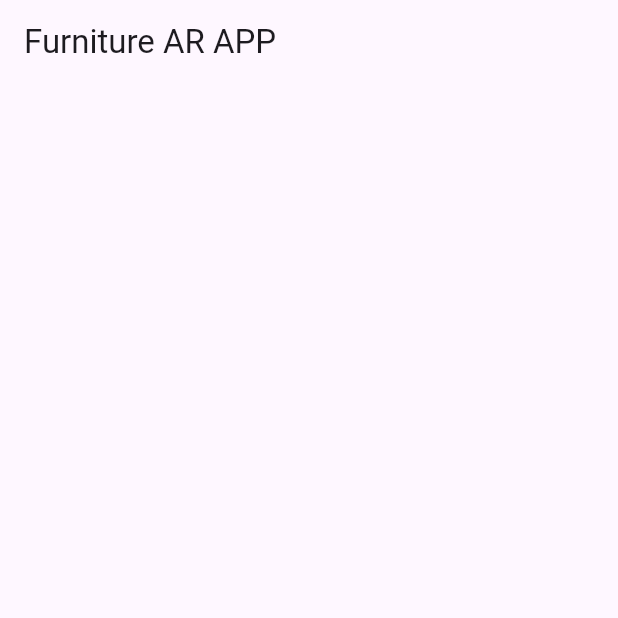
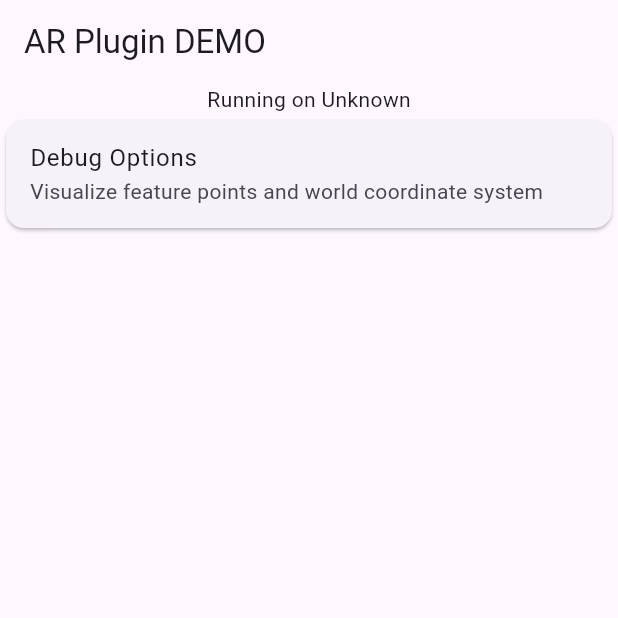
Before and after one commit to CancillerVEVO/AR-furniture-app, a Flutter app: the screen it shows after launch, on a phone screen of 412 x 824 dp, the top half of it. Run offline on Flutter 3.47's test engine with Material 3 defaults, Android fonts, the phone set to English and light mode, and no system bars; missing offline and left inert: ar_flutter_plugin.

Commit message:
AR core library setup

```diff
--- a/lib/main.dart
+++ b/lib/main.dart
@@ -1,22 +1,63 @@
 import 'package:flutter/material.dart';
+import 'package:ar_flutter_plugin/ar_flutter_plugin.dart';
+import 'package:flutter/services.dart';
+import 'package:furniture_app/widgets/example_list.dart';
 
 void main() {
+  WidgetsFlutterBinding.ensureInitialized();
   runApp(const MyApp());
 }
 
-class MyApp extends StatelessWidget {
+class MyApp extends StatefulWidget {
   const MyApp({super.key});
+
+  @override
+  State<MyApp> createState() => _MyAppState();
+}
+
+class _MyAppState extends State<MyApp> {
+  String _platformVersion = 'Unknown';
+  static const String _title = 'AR Plugin DEMO';
+
+  @override
+  void initState() {
+    super.initState();
+    initPlatformState();
+  }
+
+  // Platform messages are asynchronous, so we initialize in an async method
+  Future<void> initPlatformState() async {
+    String platformVersion;
+    // Platform messages may fail, so we use a try/catch PlatformException
+    try {
+      platformVersion = await ArFlutterPlugin.platformVersion;
+    } on PlatformException {
+      platformVersion = 'Failed to get platform version';
+    }
+
+    // If the widget was removed from the tree while the asynchronous platform
+    // message was in flight, we want to discard the reply rather tan calling
+    // setState to update our non-existent appearance.
+
+    if (!mounted) return;
+
+    setState(() {
+      _platformVersion = platformVersion;
+    });
+  }
 
   @override
   Widget build(BuildContext context) {
     return MaterialApp(
-      debugShowCheckedModeBanner: false,
-      title: "AR Furniture",
-      home: SafeArea(
-        child: Scaffold(
-          appBar: AppBar(
-            title: const Text("Furniture AR APP"),
-          ),
+      home: Scaffold(
+        appBar: AppBar(
+          title: const Text(_title),
+        ),
+        body: Column(
+          children: [
+            Text('Running on $_platformVersion'),
+            const Expanded(child: ExampleList())
+          ],
         ),
       ),
     );
--- /dev/null
+++ b/lib/widgets/example_card.dart
@@ -0,0 +1,33 @@
+import 'package:flutter/material.dart';
+
+class ExampleCard extends StatelessWidget {
+  const ExampleCard({super.key, required this.example});
+
+  final Example example;
+
+  @override
+  Widget build(BuildContext context) {
+    return Card(
+      child: InkWell(
+        splashColor: Colors.blue.withAlpha(30),
+        onTap: () {
+          if (example.onTap != null) {
+            example.onTap!();
+          }
+        },
+        child: ListTile(
+          title: Text(example.name),
+          subtitle: Text(example.description),
+        ),
+      ),
+    );
+  }
+}
+
+class Example {
+  final String name;
+  final String description;
+  final Function? onTap;
+
+  Example(this.name, this.description, this.onTap);
+}
--- /dev/null
+++ b/lib/widgets/example_list.dart
@@ -0,0 +1,22 @@
+import 'package:flutter/material.dart';
+import 'package:furniture_app/examples/debug_options_widget.dart';
+import 'package:furniture_app/widgets/example_card.dart';
+
+class ExampleList extends StatelessWidget {
+  const ExampleList({super.key});
+
+  @override
+  Widget build(BuildContext context) {
+    final examples = [
+      Example(
+          'Debug Options',
+          'Visualize feature points and world coordinate system',
+          () => Navigator.push(context,
+              MaterialPageRoute(builder: (context) => DebugOptionsWidget())))
+    ];
+    return ListView(
+      children:
+          examples.map((example) => ExampleCard(example: example)).toList(),
+    );
+  }
+}
--- a/pubspec.yaml
+++ b/pubspec.yaml
@@ -35,6 +35,7 @@ dependencies:
   # The following adds the Cupertino Icons font to your application.
   # Use with the CupertinoIcons class for iOS style icons.
   cupertino_icons: ^1.0.8
+  ar_flutter_plugin: ^0.7.3
 
 dev_dependencies:
   flutter_test:
```
Also changed, not shown: lib/examples/debug_options_widget.dart (added, +117 -0 lines), Images/triangle.png (added), pubspec.lock, 4 other files.
